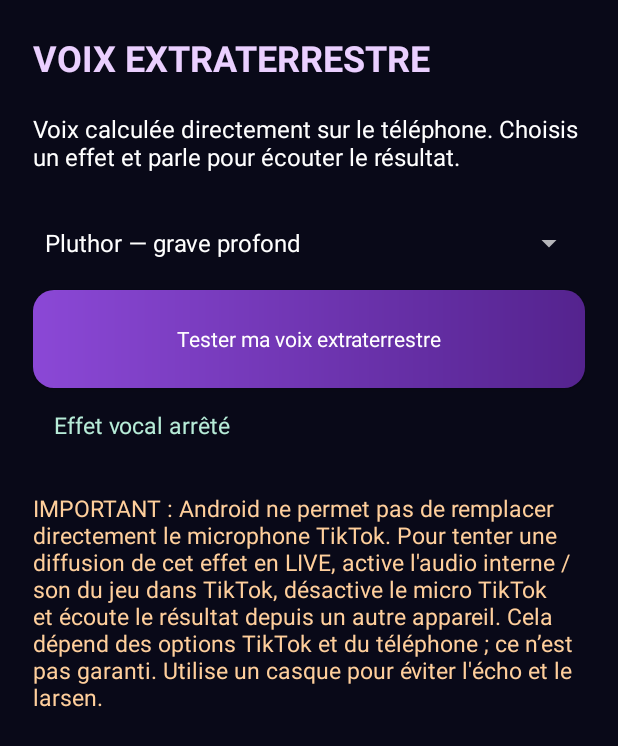
After one commit to Chasmet/Android-en-un, an Android app: the VoiceActivity screen opened directly, with no data from a screen before it, on a phone screen of 412 x 824 dp. The commit adds this screen. Shown: the top 746 px of the screen. Run offline under Robolectric (Android 15) with nearby library versions, the phone set to English and light mode, and no system bars.

Commit message:
feat: local alien voice effects and photographic demo assets v0.4

```diff
--- a/chk-alien-live/app/build.gradle
+++ b/chk-alien-live/app/build.gradle
@@ -9,7 +9,7 @@ android {
         minSdk 21
         targetSdk 34
         versionCode = Integer.parseInt(System.getenv('GITHUB_RUN_NUMBER') ?: '1')
-        versionName = (System.getenv('RELEASE_VERSION') ?: '0.3.0').replace('v','')
+        versionName = (System.getenv('RELEASE_VERSION') ?: '0.4.0').replace('v','')
     }
     buildFeatures { buildConfig true }
     compileOptions {
--- a/chk-alien-live/app/src/main/AndroidManifest.xml
+++ b/chk-alien-live/app/src/main/AndroidManifest.xml
@@ -1,14 +1,16 @@
 <manifest xmlns:android="http://schemas.android.com/apk/res/android">
     <uses-permission android:name="android.permission.CAMERA" />
+    <uses-permission android:name="android.permission.RECORD_AUDIO" />
     <uses-permission android:name="android.permission.INTERNET" />
     <uses-permission android:name="android.permission.REQUEST_INSTALL_PACKAGES" />
     <uses-feature android:name="android.hardware.camera.front" android:required="false" />
     <application android:allowBackup="true" android:label="CHK Alien Live" android:theme="@style/AppTheme"
-        android:usesCleartextTraffic="false" android:supportsRtl="true">
+        android:usesCleartextTraffic="false" android:allowAudioPlaybackCapture="true" android:supportsRtl="true">
         <provider android:name="androidx.core.content.FileProvider"
             android:authorities="${applicationId}.fileprovider" android:exported="false" android:grantUriPermissions="true">
             <meta-data android:name="android.support.FILE_PROVIDER_PATHS" android:resource="@xml/file_paths" />
         </provider>
+        <activity android:name=".VoiceActivity" android:exported="false" />
         <activity android:name=".SettingsActivity" android:exported="false" />
         <activity android:name=".LibraryActivity" android:exported="false" />
         <activity android:name=".MainActivity" android:screenOrientation="portrait" android:exported="true">
--- /dev/null
+++ b/chk-alien-live/app/src/main/java/fr/chk/alienlive/VoiceActivity.java
@@ -0,0 +1,52 @@
+package fr.chk.alienlive;
+
+import android.Manifest;
+import android.app.Activity;
+import android.content.pm.PackageManager;
+import android.os.Build;
+import android.os.Bundle;
+import android.widget.Button;
+import android.widget.Spinner;
+import android.widget.ArrayAdapter;
+import android.widget.TextView;
+
+/** Standalone on-device voice tester. The LIVE activity uses the same engine. */
+public final class VoiceActivity extends Activity {
+    private VoiceEngine engine;
+    private TextView state;
+    private Button toggle;
+    private boolean requested;
+    @Override public void onCreate(Bundle b) {
+        super.onCreate(b);setContentView(R.layout.activity_voice);
+        state=findViewById(R.id.voiceState);
+        toggle=findViewById(R.id.voiceToggle);
+        engine=new VoiceEngine(s->runOnUiThread(()->state.setText(s)));
+        Spinner presets=findViewById(R.id.voicePresets);
+        presets.setAdapter(new ArrayAdapter<>(this,android.R.layout.simple_spinner_dropdown_item,
+                new String[]{"Pluthor — grave profond","Annunaki — métallique","Spectral — aigu","Normal — test"}));
+        presets.setOnItemSelectedListener(new android.widget.AdapterView.OnItemSelectedListener(){
+            @Override public void onItemSelected(android.widget.AdapterView<?> p,android.view.View v,int pos,long id){
+                engine.setPreset(pos);AlienData.prefs(VoiceActivity.this).edit().putInt("voicePreset",pos).apply();
+            }
+            @Override public void onNothingSelected(android.widget.AdapterView<?> p){}
+        });
+        presets.setSelection(AlienData.prefs(this).getInt("voicePreset",0));
+        toggle.setOnClickListener(v->{if(engine.isRunning()){
+            requested=false;engine.stop();toggle.setText("Tester ma voix extraterrestre");
+        }else {requested=true;startAudio();}});
+    }
+    private void startAudio(){
+        if(Build.VERSION.SDK_INT>=23&&checkSelfPermission(Manifest.permission.RECORD_AUDIO)!=PackageManager.PERMISSION_GRANTED){
+            requestPermissions(new String[]{Manifest.permission.RECORD_AUDIO},77);return;
+        }
+        if(engine.start())toggle.setText("Arrêter la voix");else requested=false;
+    }
+    @Override public void onRequestPermissionsResult(int request,String[] permissions,int[] grantResults) {
+        super.onRequestPermissionsResult(request,permissions,grantResults);
+        if(request==77){if(grantResults.length>0&&grantResults[0]==PackageManager.PERMISSION_GRANTED&&requested)startAudio();
+        else {requested=false;state.setText("Permission microphone nécessaire");}}
+    }
+    @Override protected void onPause(){ if(engine!=null)engine.stop();super.onPause();}
+    @Override protected void onResume(){super.onResume();if(requested&&engine!=null)startAudio();}
+    @Override protected void onDestroy(){if(engine!=null)engine.stop();super.onDestroy();}
+}
--- a/chk-alien-live/app/src/main/res/layout/activity_main.xml
+++ b/chk-alien-live/app/src/main/res/layout/activity_main.xml
@@ -18,6 +18,8 @@
             android:text="Préparation caméra…" android:textColor="#D5C9E7" android:gravity="center" android:textSize="12sp" android:padding="4dp"/>
         <Button android:id="@+id/buttonLive" android:layout_width="match_parent" android:layout_height="50dp"
             android:text="MODE LIVE — PLEIN ÉCRAN" android:background="@drawable/btn_primary" android:textAllCaps="false" android:textColor="#FFFFFF" />
+        <Button android:id="@+id/buttonVoice" android:layout_width="match_parent" android:layout_height="50dp"
+            android:text="Activer la voix extraterrestre — appui long : réglages" android:textAllCaps="false" android:textColor="#FFFFFF" />
         <LinearLayout android:layout_width="match_parent" android:layout_height="62dp" android:gravity="center" android:orientation="horizontal">
             <Button android:id="@+id/buttonAlien" android:layout_width="0dp" android:layout_height="50dp" android:layout_weight="1"
                 android:text="Personnages" android:textAllCaps="false" android:textColor="#FFFFFF" />
--- a/chk-alien-live/app/src/main/res/layout/activity_settings.xml
+++ b/chk-alien-live/app/src/main/res/layout/activity_settings.xml
@@ -38,7 +38,7 @@
             android:textColor="#FFFFFF" android:checked="true" />
         <TextView android:layout_width="match_parent" android:layout_height="wrap_content"
             android:paddingTop="14dp"
-            android:text="Le microphone reste géré par TikTok. Cette version anime les décors, suit la tête et estime les mouvements de bouche par caméra. Ce suivi est approximatif, sans transcription ni accès au micro. Les personnages restent des portraits 2D avec une animation proxy : un visage 3D photoréaliste exige un modèle riggé."
+            android:text="La transformation de la voix est proposée dans le nouvel écran Voix. Elle diffuse l’effet sur la sortie audio du téléphone et ne remplace PAS automatiquement le microphone TikTok. Cette version anime les décors, suit la tête et estime les mouvements de bouche par caméra. Ce suivi est approximatif, sans transcription ni accès au micro. Les personnages restent des portraits 2D avec une animation proxy : un visage 3D photoréaliste exige un modèle riggé."
             android:textColor="#C8BDD8" android:textSize="14sp" />
         <TextView android:id="@+id/version" android:layout_width="match_parent" android:layout_height="70dp"
             android:gravity="center_vertical" android:textColor="#B89ACF" android:textSize="14sp" />
--- /dev/null
+++ b/chk-alien-live/app/src/main/res/layout/activity_voice.xml
@@ -0,0 +1,11 @@
+<ScrollView xmlns:android="http://schemas.android.com/apk/res/android"
+ android:layout_width="match_parent" android:layout_height="match_parent" android:background="#090918" android:fillViewport="true">
+ <LinearLayout android:layout_width="match_parent" android:layout_height="wrap_content" android:orientation="vertical" android:padding="22dp">
+  <TextView android:layout_width="match_parent" android:layout_height="wrap_content" android:text="VOIX EXTRATERRESTRE" android:textSize="24sp" android:textStyle="bold" android:textColor="#EACFFF" android:paddingBottom="20dp"/>
+  <TextView android:layout_width="match_parent" android:layout_height="wrap_content" android:text="Voix calculée directement sur le téléphone. Choisis un effet et parle pour écouter le résultat." android:textColor="#FFFFFF" android:textSize="16sp" android:paddingBottom="16dp"/>
+  <Spinner android:id="@+id/voicePresets" android:layout_width="match_parent" android:layout_height="62dp"/>
+  <Button android:id="@+id/voiceToggle" android:layout_width="match_parent" android:layout_height="65dp" android:text="Tester ma voix extraterrestre" android:textAllCaps="false" android:background="@drawable/btn_primary" android:textColor="#FFFFFF"/>
+  <TextView android:id="@+id/voiceState" android:layout_width="match_parent" android:layout_height="wrap_content" android:padding="14dp" android:text="Effet vocal arrêté" android:textColor="#B7ECD8" android:textSize="15sp"/>
+  <TextView android:layout_width="match_parent" android:layout_height="wrap_content" android:textColor="#FFCF9C" android:textSize="15sp" android:paddingTop="20dp" android:text="IMPORTANT : Android ne permet pas de remplacer directement le microphone TikTok. Pour tenter une diffusion de cet effet en LIVE, active l'audio interne / son du jeu dans TikTok, désactive le micro TikTok et écoute le résultat depuis un autre appareil. Cela dépend des options TikTok et du téléphone ; ce n’est pas garanti. Utilise un casque pour éviter l'écho et le larsen."/>
+ </LinearLayout>
+</ScrollView>
```
Also changed, not shown: chk-alien-live/app/src/main/java/fr/chk/alienlive/MainActivity.java (+32 -3 lines), chk-alien-live/app/src/main/java/fr/chk/alienlive/VoiceEngine.java (added, +148 -0 lines), chk-alien-live/app/src/main/res/drawable-nodpi/alien_alpha.webp (added), chk-alien-live/app/src/main/res/drawable-nodpi/alien_annunaki.webp (added), chk-alien-live/app/src/main/res/drawable-nodpi/alien_guard.webp (added), chk-alien-live/app/src/main/res/drawable-nodpi/alien_sage.webp (added), chk-alien-live/app/src/main/res/drawable-nodpi/alien_shadow.webp (added), chk-alien-live/app/src/main/res/drawable-nodpi/cloud_volume.png (added), chk-alien-live/app/src/main/res/drawable-nodpi/scene_annunaki.webp (added), chk-alien-live/app/src/main/res/drawable-nodpi/scene_bridge.webp (added), chk-alien-live/app/src/main/res/drawable-nodpi/scene_space.webp (added), 2 other files.
